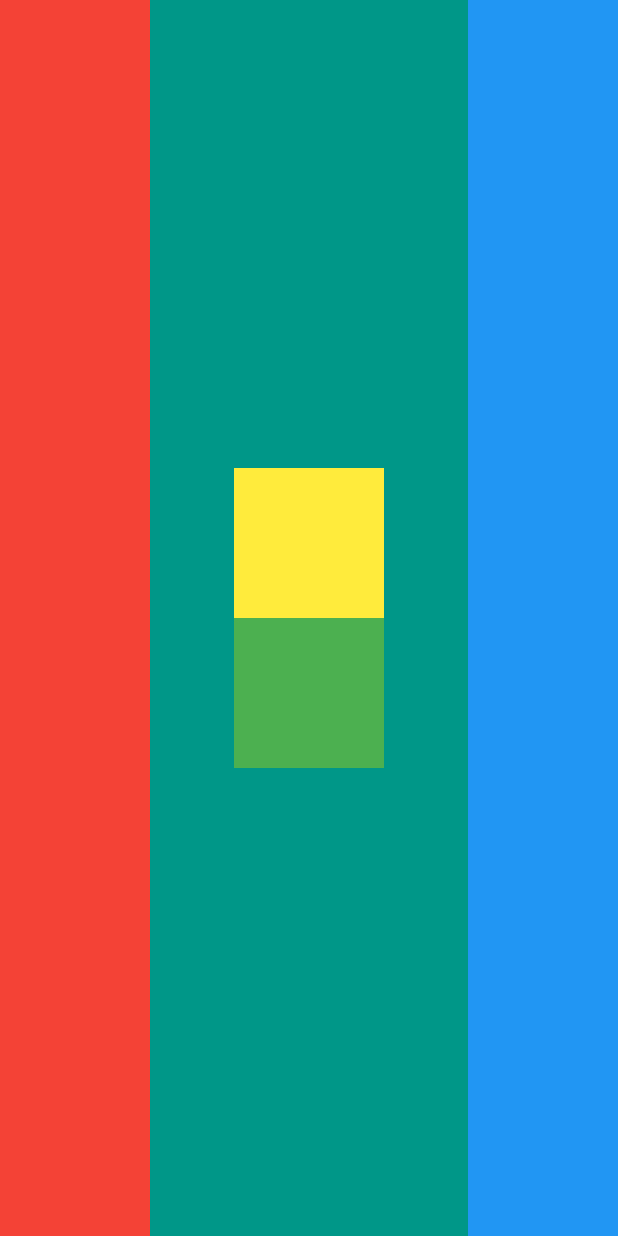
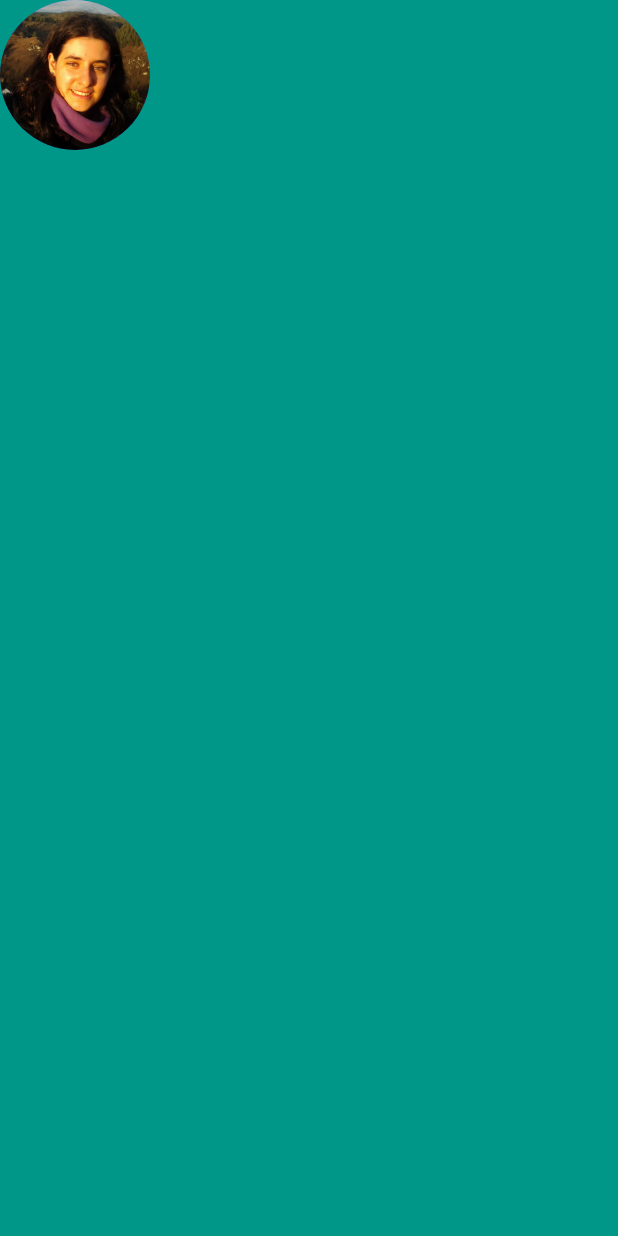
Before and after one commit to anavaleije/flutter-studies, a Flutter app: the screen it shows after launch, on a phone screen of 412 x 824 dp. Run offline on Flutter 3.47's test engine with Material 2 defaults, Android fonts, the phone set to English and light mode, and no system bars.

Commit message:
Display custom picture challenge

```diff
--- a/mi_card_flutter/lib/main.dart
+++ b/mi_card_flutter/lib/main.dart
@@ -13,31 +13,11 @@ class MyApp extends StatelessWidget {
       home: Scaffold(
         backgroundColor: Colors.teal,
         body: SafeArea(
-            child: Row(
-              mainAxisAlignment: MainAxisAlignment.spaceBetween,
+            child: Column(
               children: <Widget>[
-                Container(
-                  width: 100.0,
-                  color: Colors.red,
-                ),
-                Column(
-                  mainAxisAlignment: MainAxisAlignment.center,
-                  children: <Widget>[
-                    Container(
-                      height: 100.0,
-                      width: 100.0,
-                      color: Colors.yellow,
-                    ),
-                    Container(
-                      height: 100.0,
-                      width: 100.0,
-                      color: Colors.green,
-                    ),
-                  ],
-                ),
-                Container(
-                  width: 100.0,
-                  color: Colors.blue,
+                CircleAvatar(
+                  radius: 50.0,
+                  backgroundImage: AssetImage('images/ana.jpg'),
                 ),
               ],
             ),
--- a/mi_card_flutter/pubspec.yaml
+++ b/mi_card_flutter/pubspec.yaml
@@ -37,9 +37,8 @@ flutter:
   uses-material-design: true
 
   # To add assets to your application, add an assets section, like this:
-  # assets:
-  #  - images/a_dot_burr.jpeg
-  #  - images/a_dot_ham.jpeg
+  assets:
+   - images/
 
   # An image asset can refer to one or more resolution-specific "variants", see
   # https://flutter.io/assets-and-images/#resolution-aware.
```
Also changed, not shown: mi_card_flutter/images/ana.jpg (added).
